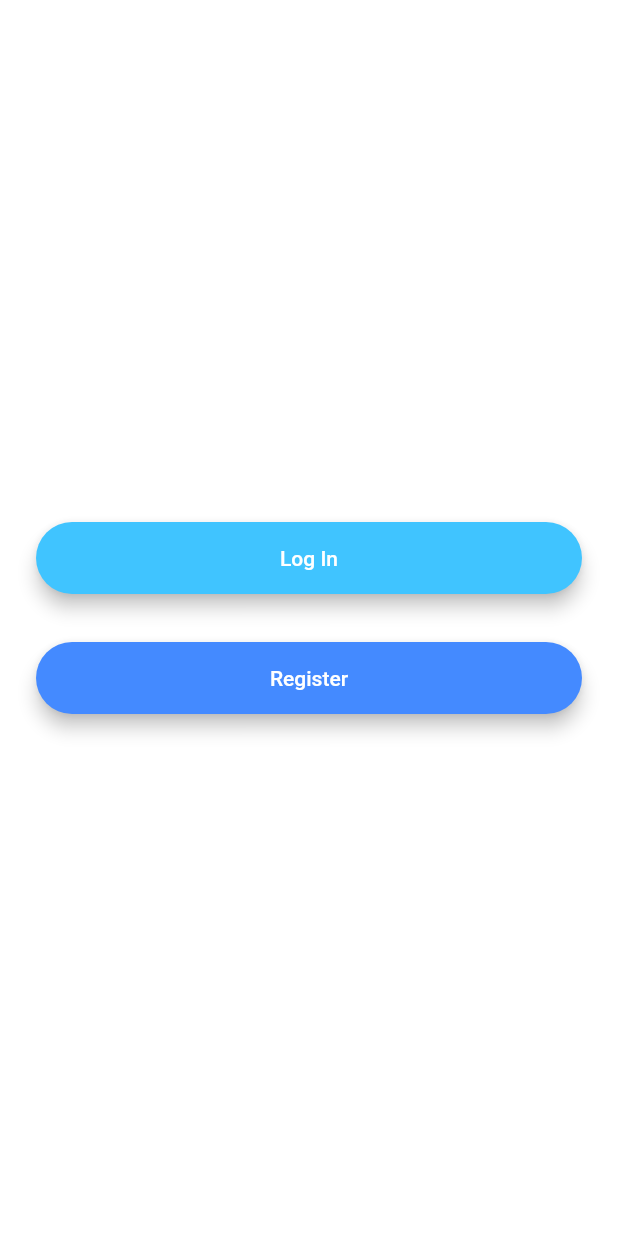
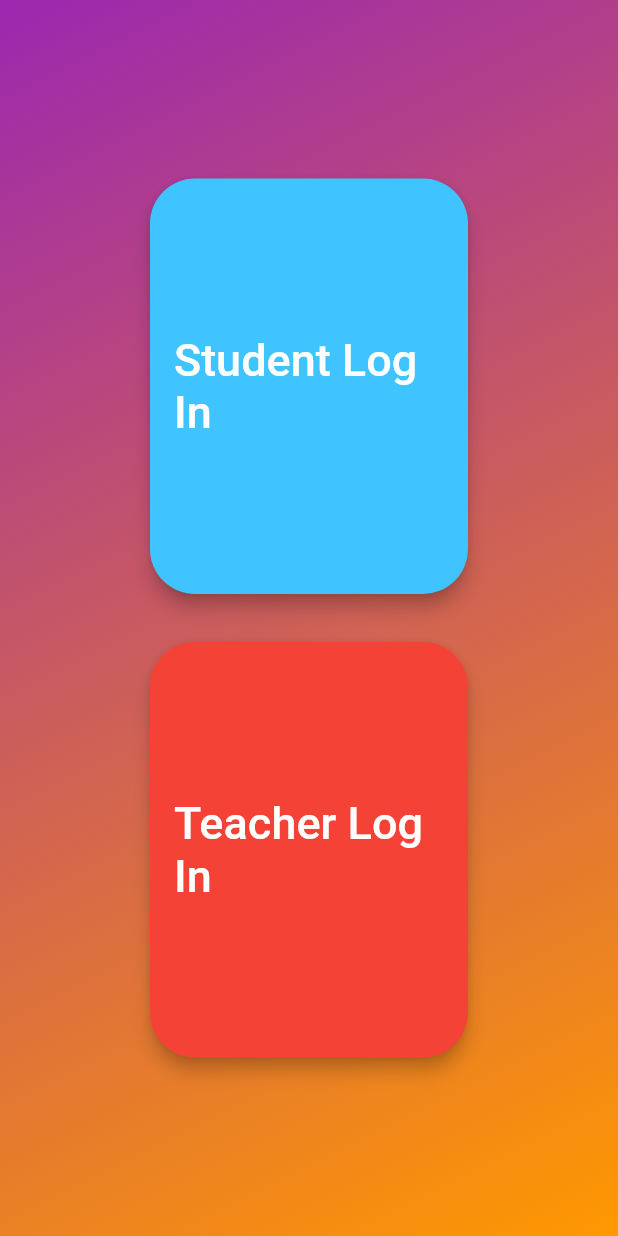
Before and after one commit to franlm1/project-appEnglish, a Flutter app: the screen it shows after launch, on a phone screen of 412 x 824 dp. Run offline on Flutter 3.47's test engine with Material 2 defaults, Android fonts, the phone set to English and light mode, and no system bars; our stand-ins replace cloud_firestore, firebase_auth, firebase_core, firebase_storage, image_cropper, image_picker and 3 more; missing offline and left inert: cloud_firestore_web, firebase_auth_web, firebase_core_web, firebase_storage_web, image_picker_for_web; accounts and stored records are empty.

Commit message:
Working Navigation

```diff
--- a/lib/add/add_alumno.dart
+++ b/lib/add/add_alumno.dart
@@ -261,7 +261,7 @@ class AlumnoFormState extends State<AlumnoForm> {
       // ignore: invalid_return_type_for_catch_error
     }).catchError((e) => {
               Scaffold.of(context)
-                  .showSnackBar(SnackBar(content: Text(e.message))),
+            .showSnackBar(SnackBar(content: Text(e.message))),
             });
   }
 }
--- a/lib/assets/rounded_button.dart
+++ b/lib/assets/rounded_button.dart
@@ -1,12 +1,15 @@
 import 'package:flutter/material.dart';
 import 'package:tuttorial_1/add/add_task.dart';
+
+import '../menu/animation_route.dart';
+import '../screens/login_screen_student.dart';
 
 class RoundedButton extends StatelessWidget {
   RoundedButton(
       {required this.colour, required this.title, required this.onPressed});
   final Color colour;
   final String title;
-  final Function onPressed;
+  final VoidCallback onPressed;
   @override
   Widget build(BuildContext context) {
     return Padding(
@@ -16,15 +19,13 @@ class RoundedButton extends StatelessWidget {
         color: colour,
         borderRadius: BorderRadius.circular(30.0),
         child: MaterialButton(
-          onPressed: () {
-
-          } ,
+          onPressed: onPressed,
           //Go to login screen.
-          minWidth: 200.0,
-          height: 42.0,
+          minWidth: 440.0,
+          height: 277.0,
           child: Text(
             title,
-            style: TextStyle(color: Colors.white),
+            style: TextStyle(color: Colors.white, fontSize: 30),
           ),
         ),
       ),
--- a/lib/main.dart
+++ b/lib/main.dart
@@ -1,5 +1,7 @@
 import 'package:firebase_core/firebase_core.dart';
 import 'package:flutter/material.dart';
+import 'package:tuttorial_1/add/add_task.dart';
+import 'package:tuttorial_1/screens/login_screen_student.dart';
 import 'screens/welcome_screen.dart';
 // import 'home_screen.dart';
 // import 'signup_screen.dart';
@@ -28,20 +30,18 @@ class MyApp extends StatelessWidget {
         primarySwatch: Colors.red,
         brightness: Brightness.dark,
       ),
-      home: WelcomeScreen(),
-      routes:{
-        'welcome_screen': (context) => WelcomeScreen(),
-        // 'registration_screen': (context) =>RegistrationScreen(),
-        // 'login_screen': (context) => LoginScreen(),
-        // 'home_screen': (context) => HomeScreen()
-      },
+      home:WelcomeScreen(),
+        routes: <String, WidgetBuilder>{},
+
     );
   }
 }
 
 class HomePageMain extends StatefulWidget {
+  const HomePageMain({Key? key}) : super(key: key);
+
   @override
-  _SearchListState createState() => new _SearchListState();
+  _SearchListState createState() => _SearchListState();
 }
 
 class _SearchListState extends State<HomePageMain> {
--- a/lib/screens/welcome_screen.dart
+++ b/lib/screens/welcome_screen.dart
@@ -1,5 +1,10 @@
 import 'package:flutter/material.dart';
+import 'package:tuttorial_1/add/add_task.dart';
 import 'package:tuttorial_1/assets/rounded_button.dart';
+import 'package:tuttorial_1/screens/login_screen_student.dart';
+import 'package:tuttorial_1/screens/login_screen_teacher.dart';
+import '../menu/animation_route.dart';
+import '../menu/menu_lateral.dart';
 
 class WelcomeScreen extends StatefulWidget {
   @override
@@ -9,28 +14,39 @@ class WelcomeScreen extends StatefulWidget {
 class _WelcomeScreenState extends State<WelcomeScreen> {
   @override
   Widget build(BuildContext context) {
-    return Scaffold(
-        backgroundColor: Colors.white,
+    return Container(
+      decoration: const BoxDecoration(
+          gradient: LinearGradient(
+              begin: Alignment.topLeft,
+              end: Alignment.bottomRight,
+              colors: [Colors.purple, Colors.orange])),
+              child: Scaffold(
+                  backgroundColor: Colors.transparent,
+        drawer: MenuLateral(),
         body: Padding(
-          padding: EdgeInsets.symmetric(horizontal: 24.0),
+          padding: EdgeInsets.symmetric(horizontal: 100),
           child: Column(
               mainAxisAlignment: MainAxisAlignment.center,
-              crossAxisAlignment: CrossAxisAlignment.stretch,
+              crossAxisAlignment: CrossAxisAlignment.center,
               children: <Widget>[
                 RoundedButton(
                   colour: Colors.lightBlueAccent,
-                  title: 'Log In',
+                  title: 'Student Log In',
                   onPressed: () {
-                    Navigator.pushNamed(context, 'login_screen');
+                Navigator.push(context, Animation_route(LoginScreenStudent()))
+                   ;
                   },
                 ),
                 RoundedButton(
-                    colour: Colors.blueAccent,
-                    title: 'Register',
+                    colour: Color(0xFFF44336),
+                    title: 'Teacher Log In',
                     onPressed: () {
-                      Navigator.pushNamed(context, 'registration_screen');
+                      Navigator.push(context, Animation_route(LoginScreenTeacher()));
                     }),
               ]),
-        ));
+        ),
+
+        ),
+    );
   }
 }
--- a/pubspec.yaml
+++ b/pubspec.yaml
@@ -42,10 +42,13 @@ dependencies:
   image_picker: ^0.8.4+11
   image_cropper: ^1.5.0
   video_player: ^2.3.0
+  modal_progress_hud: ^0.1.3
+  modal_progress_hud_nsn: ^0.1.0-nullsafety-1
 
 dev_dependencies:
   flutter_test:
     sdk: flutter
+
 
   # The "flutter_lints" package below contains a set of recommended lints to
   # encourage good coding practices. The lint set provided by the package is
```
Also changed, not shown: lib/screens/login_screen_student.dart (added, +101 -0 lines), lib/screens/login_screen_teacher.dart (added, +102 -0 lines), pubspec.lock, 99 other files.
